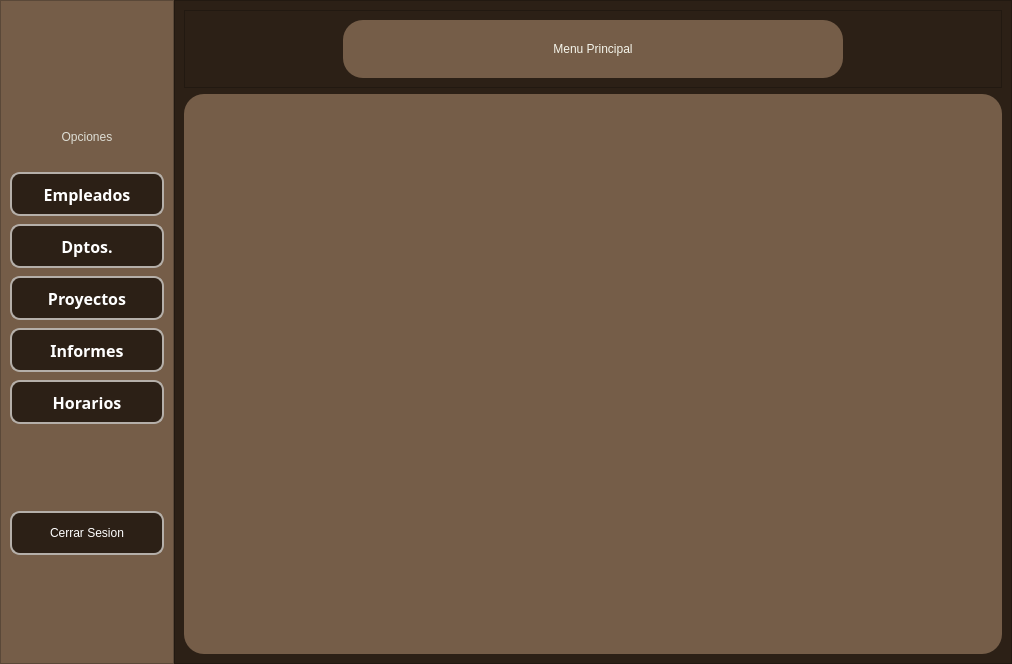
First picture: the form in ui/interfaz.ui, repository n1enkew/Sistema-de-Empleados, before the edit.
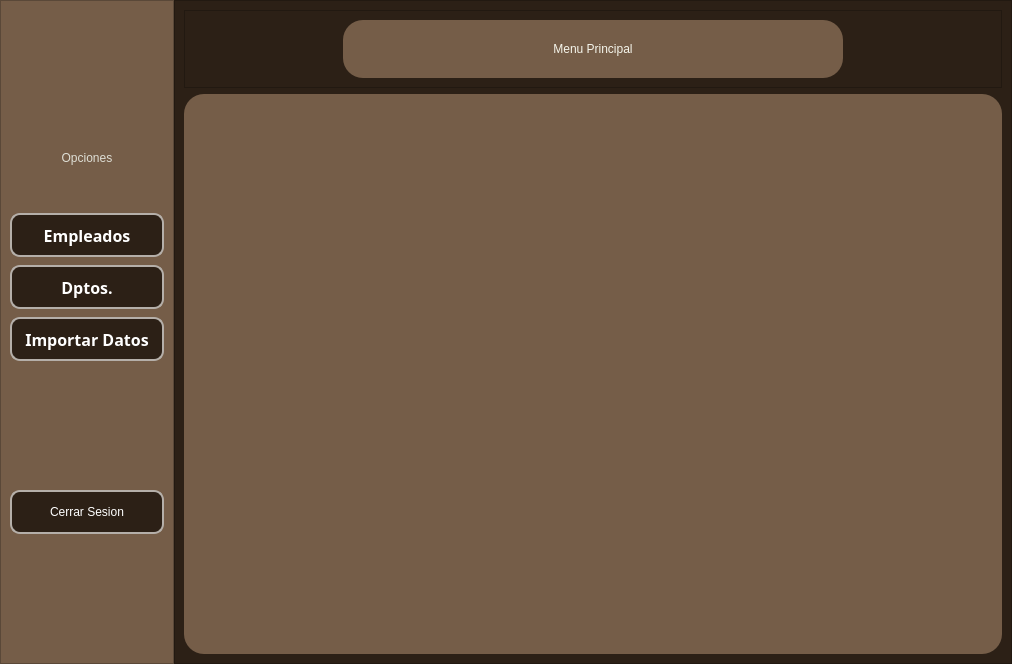
Second picture: the form after the edit.

Commit message: Add Importes UI and bulk import support

```diff
--- a/ui/interfaz.ui
+++ b/ui/interfaz.ui
@@ -247,77 +247,7 @@
           <bool>false</bool>
          </property>
          <property name="text">
-          <string>Proyectos</string>
-         </property>
-         <property name="checkable">
-          <bool>true</bool>
-         </property>
-         <property name="autoExclusive">
-          <bool>false</bool>
-         </property>
-        </widget>
-       </item>
-       <item alignment="Qt::AlignHCenter">
-        <widget class="QPushButton" name="btn_informes">
-         <property name="sizePolicy">
-          <sizepolicy hsizetype="Preferred" vsizetype="Preferred">
-           <horstretch>0</horstretch>
-           <verstretch>0</verstretch>
-          </sizepolicy>
-         </property>
-         <property name="font">
-          <font>
-           <family>Lexend</family>
-           <pointsize>12</pointsize>
-           <weight>75</weight>
-           <italic>false</italic>
-           <bold>true</bold>
-           <stylestrategy>PreferDefault</stylestrategy>
-          </font>
-         </property>
-         <property name="mouseTracking">
-          <bool>false</bool>
-         </property>
-         <property name="autoFillBackground">
-          <bool>false</bool>
-         </property>
-         <property name="text">
-          <string>Informes</string>
-         </property>
-         <property name="checkable">
-          <bool>true</bool>
-         </property>
-         <property name="autoExclusive">
-          <bool>false</bool>
-         </property>
-        </widget>
-       </item>
-       <item alignment="Qt::AlignHCenter">
-        <widget class="QPushButton" name="btn_horarios">
-         <property name="sizePolicy">
-          <sizepolicy hsizetype="Preferred" vsizetype="Preferred">
-           <horstretch>0</horstretch>
-           <verstretch>0</verstretch>
-          </sizepolicy>
-         </property>
-         <property name="font">
-          <font>
-           <family>Lexend</family>
-           <pointsize>12</pointsize>
-           <weight>75</weight>
-           <italic>false</italic>
-           <bold>true</bold>
-           <stylestrategy>PreferDefault</stylestrategy>
-          </font>
-         </property>
-         <property name="mouseTracking">
-          <bool>false</bool>
-         </property>
-         <property name="autoFillBackground">
-          <bool>false</bool>
-         </property>
-         <property name="text">
-          <string>Horarios</string>
+          <string>Importar Datos</string>
          </property>
          <property name="checkable">
           <bool>true</bool>
```
Left out of the diff: 2 changed lines with no effect on the pictures. The commit also changes 7 other files.
